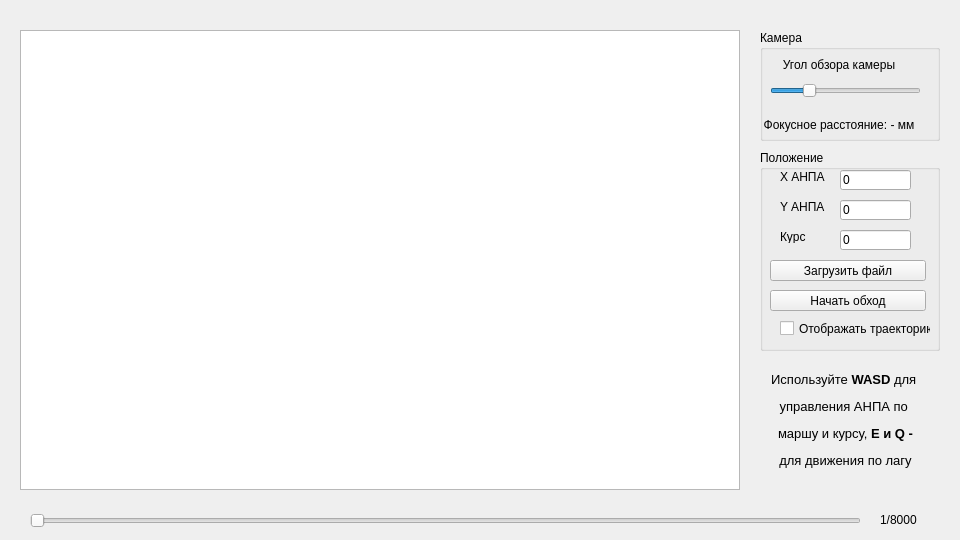
The window that docking/mainwindow.ui (edirab/Studying-Qt) describes before a commit, drawn with Qt 5.
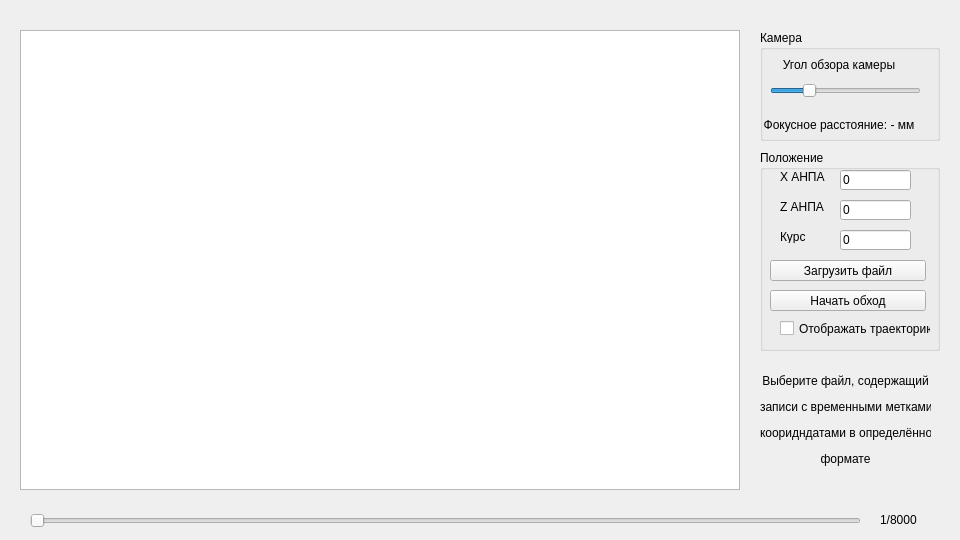
The same window after the commit.

Commit message: Добавлено много интерактивности в приложение: запуск и остановка с одной кнопки, изменяющиеся подсказки и название главной кнопоки

```diff
--- a/docking/mainwindow.ui
+++ b/docking/mainwindow.ui
@@ -140,7 +140,7 @@
      </rect>
     </property>
     <property name="text">
-     <string>Y АНПА</string>
+     <string>Z АНПА</string>
     </property>
    </widget>
    <widget class="QLineEdit" name="lineEdit_Yaw">
@@ -281,7 +281,7 @@
     <set>Qt::ImhMultiLine</set>
    </property>
    <property name="text">
-    <string>&lt;html&gt;&lt;head/&gt;&lt;body&gt;&lt;p align=&quot;center&quot;&gt;&lt;span style=&quot; font-size:10pt;&quot;&gt;Используйте &lt;/span&gt;&lt;span style=&quot; font-size:10pt; font-weight:600;&quot;&gt;WASD &lt;/span&gt;&lt;span style=&quot; font-size:10pt;&quot;&gt;для &lt;/span&gt;&lt;/p&gt;&lt;p align=&quot;center&quot;&gt;&lt;span style=&quot; font-size:10pt;&quot;&gt;управления АНПА по &lt;/span&gt;&lt;/p&gt;&lt;p align=&quot;center&quot;&gt;&lt;span style=&quot; font-size:10pt;&quot;&gt;маршу и курсу, &lt;/span&gt;&lt;span style=&quot; font-size:10pt; font-weight:600;&quot;&gt;E и Q -&lt;/span&gt;&lt;span style=&quot; font-size:10pt;&quot;/&gt;&lt;/p&gt;&lt;p align=&quot;center&quot;&gt;&lt;span style=&quot; font-size:10pt;&quot;&gt;для движения по лагу&lt;/span&gt;&lt;/p&gt;&lt;/body&gt;&lt;/html&gt;</string>
+    <string>&lt;html&gt;&lt;head/&gt;&lt;body&gt;&lt;p align=&quot;center&quot;&gt;Выберите файл, содержащий&lt;/p&gt;&lt;p align=&quot;center&quot;&gt;записи с временными метками и&lt;/p&gt;&lt;p align=&quot;center&quot;&gt; кооридндатами в определённом&lt;/p&gt;&lt;p align=&quot;center&quot;&gt;формате&lt;/p&gt;&lt;/body&gt;&lt;/html&gt;</string>
    </property>
    <property name="textFormat">
     <enum>Qt::RichText</enum>
```
Left out of the diff: 3 changed lines with no effect on the pictures. The commit also changes 6 other files.
